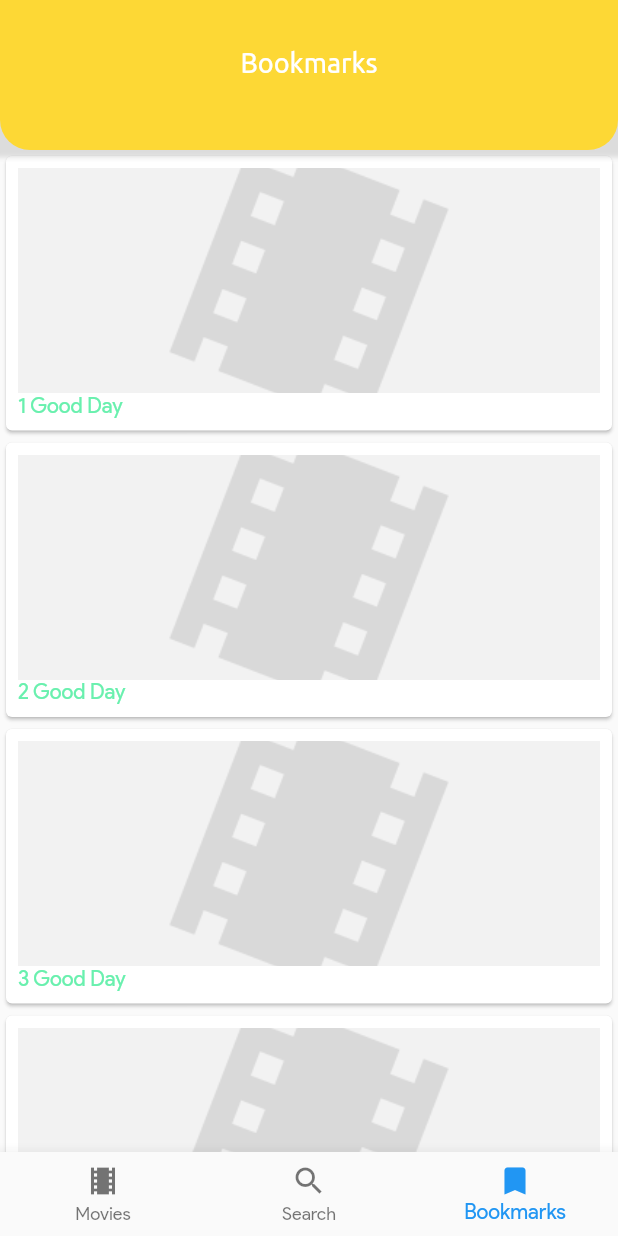
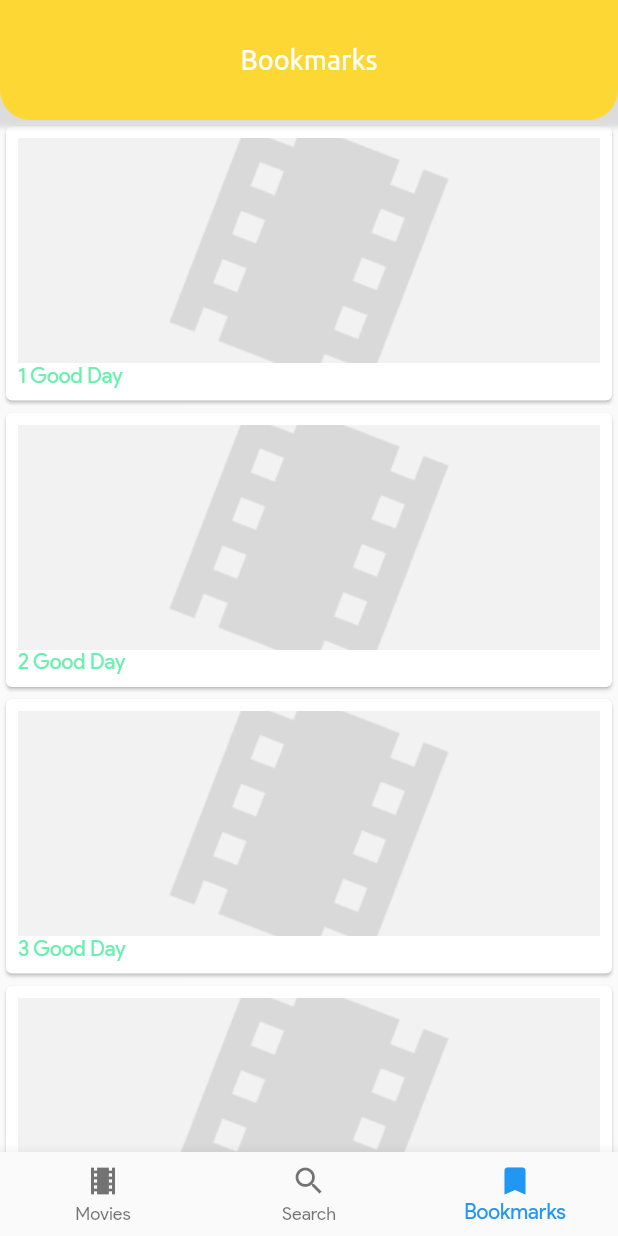
Before and after one commit to ismailnurudeen/Talita, a Flutter app: the screen it shows after launch, item 3 of the bottom bar chosen, on a phone screen of 412 x 824 dp. Run offline on Flutter 3.47's test engine with Material 2 defaults, Android fonts, the phone set to English and light mode, and no system bars; our stand-ins replace youtube_player_flutter; generated files the repository leaves out were written again; network calls fail.

```diff
--- a/lib/api.dart
+++ b/lib/api.dart
@@ -37,7 +37,7 @@ class Api {
   String getMovieVideos(String movieId) =>
       _api_base + 'movie/$movieId/videos?api_key=$_api_key&language=en-US';
 
-  String getPosterUrl({String path, String size = PosterSizes.original}) =>
+  String getImageUrl({String path, String size = PosterSizes.original}) =>
       ImageConfig.base_url + size + path;
 
   String getCastAndCrewEndPoint(String movieId) =>
--- a/lib/bookmark_page.dart
+++ b/lib/bookmark_page.dart
@@ -17,7 +17,7 @@ class BookmarkPage extends StatelessWidget {
     return Container(
       child: Card(
           child: InkWell(
-        splashColor: Color(ColorRes.lightCornYellow),
+        splashColor: ColorRes.lightCornYellow,
         onTap: () {
           print("Bookmark Clicked");
         },
@@ -33,7 +33,7 @@ class BookmarkPage extends StatelessWidget {
                 fit: BoxFit.cover,
               ),
               Text("$index Good Day",
-                  style: TextStyle(color: Color(ColorRes.greenAccent)))
+                  style: TextStyle(color:ColorRes.greenAccent))
             ],
           ),
         ),
--- a/lib/home_page.dart
+++ b/lib/home_page.dart
@@ -118,7 +118,7 @@ class _HomePageState extends State<HomePage> {
                 child: ClipRRect(
                   borderRadius: BorderRadius.all(Radius.circular(30)),
                   child: Image.network(
-                    api.getPosterUrl(
+                    api.getImageUrl(
                         path: movies[index].poster_path,
                         size: PosterSizes.w500),
                     fit: BoxFit.cover,
@@ -154,7 +154,7 @@ class _HomePageState extends State<HomePage> {
               child: ClipRRect(
                 borderRadius: BorderRadius.all(Radius.circular(30)),
                 child: Image.network(
-                  api.getPosterUrl(
+                  api.getImageUrl(
                       path: movies[index].poster_path, size: PosterSizes.w500),
                   fit: BoxFit.cover,
                   height: 200,
@@ -191,7 +191,7 @@ class _HomePageState extends State<HomePage> {
                 child: ClipRRect(
                   borderRadius: BorderRadius.all(Radius.circular(30)),
                   child: Image.network(
-                    api.getPosterUrl(
+                    api.getImageUrl(
                         path: movies[index].poster_path,
                         size: PosterSizes.w500),
                     fit: BoxFit.cover,
--- a/lib/home_page2.dart
+++ b/lib/home_page2.dart
@@ -8,6 +8,7 @@ import 'package:talita/image_config.dart';
 import 'package:talita/models/index.dart';
 import 'package:talita/movie_details_page.dart';
 import 'package:talita/resources.dart';
+import 'package:talita/search_page.dart';
 import 'models/movie.dart';
 import 'models/movie_response.dart';
 
@@ -40,7 +41,7 @@ class _HomePage2State extends State<HomePage2> {
   Widget build(BuildContext context) {
     final tabPages = <Widget>[
       _moviesTabPage(),
-      _searchTabPage(),
+      SearchPage(movies: movies),
       BookmarkPage()
     ];
 
@@ -87,7 +88,7 @@ class _HomePage2State extends State<HomePage2> {
                 fontSize: 18,
                 fontFamily: "Ubuntu",
                 fontWeight: FontWeight.bold,
-                color: Color(ColorRes.greenAccent)),
+                color: ColorRes.greenAccent),
           ),
         ),
         SizedBox(
@@ -109,7 +110,7 @@ class _HomePage2State extends State<HomePage2> {
                 fontSize: 18,
                 fontFamily: "Ubuntu",
                 fontWeight: FontWeight.bold,
-                color: Color(ColorRes.greenAccent)),
+                color: ColorRes.greenAccent),
           ),
         ),
         SizedBox(
@@ -130,7 +131,7 @@ class _HomePage2State extends State<HomePage2> {
                 fontSize: 18,
                 fontFamily: "Ubuntu",
                 fontWeight: FontWeight.bold,
-                color: Color(ColorRes.greenAccent)),
+                color: ColorRes.greenAccent),
           ),
         ),
         SizedBox(
@@ -151,7 +152,7 @@ class _HomePage2State extends State<HomePage2> {
   _searchTabPage() {
     return Container(
       child: Center(
-        child: Icon(Icons.movie_filter),
+        child: Icon(Icons.filter),
       ),
     );
   }
@@ -283,7 +284,7 @@ class _HomePage2State extends State<HomePage2> {
   getMovieImageWidget(String posterPath) {
     if (posterPath != null) {
       return Image.network(
-        api.getPosterUrl(path: posterPath, size: PosterSizes.original),
+        api.getImageUrl(path: posterPath, size: PosterSizes.original),
         fit: BoxFit.cover,
         height: 200,
       );
@@ -310,7 +311,7 @@ _buildAppBar(BuildContext context, String title) {
     preferredSize: Size(double.infinity, 200),
     child: Container(
       width: MediaQuery.of(context).size.width,
-      height: 100,
+      height: 80,
       decoration: BoxDecoration(
         boxShadow: [
           BoxShadow(
@@ -329,8 +330,8 @@ _buildAppBar(BuildContext context, String title) {
           ),
         ),
         child: SafeArea(
+            child: Center(
           child: Container(
-          margin: EdgeInsets.fromLTRB(0, 0, 0, 16),
             child: Align(
               child: Text(
                 title,
@@ -339,6 +340,7 @@ _buildAppBar(BuildContext context, String title) {
                     fontSize: 18, color: Colors.white, fontFamily: "Ubuntu"),
               ),
             ),
+          ),
         )),
       ),
     ),
--- a/lib/resources.dart
+++ b/lib/resources.dart
@@ -1,11 +1,11 @@
 import 'package:flutter/material.dart';
 
-class ColorRes{
-static const greenAccent = 0xFF69F0AE;
-static const richBlack = 0xFF042A2B;
-static const pacificBlue= 0xFF5eb1bf;
-static const florecentBlue = 0xFF54f2f2;
-static const babyPowder = 0xFFfcfcfc;
-static const cornYellow = 0xFFf6e654;
-static const lightCornYellow = 0xFFf7e864;
+class ColorRes {
+  static const greenAccent = Color(0xFF69F0AE);
+  static const richBlack = Color(0xFF042A2B);
+  static const pacificBlue = Color(0xFF5eb1bf);
+  static const florecentBlue = Color(0xFF54f2f2);
+  static const babyPowder = Color(0xFFfcfcfc);
+  static const cornYellow = Color(0xFFf6e654);
+  static const lightCornYellow = Color(0xFFf7e864);
 }
--- a/pubspec.yaml
+++ b/pubspec.yaml
@@ -16,7 +16,7 @@ dependencies:
   intl: 0.16.1
   youtube_player_flutter: ^6.1.0+7
   flutter_staggered_grid_view: ^0.3.0
-  url_launcher: ^5.4.5
+  # url_launcher: ^5.4.5
 
 dev_dependencies:
   flutter_test:
@@ -33,7 +33,7 @@ flutter:
   assets:
    - images/movie-placeholder.gif
    - images/imdb.png
-   - images/imdb-logo.png
+   - images/cast_placeholder.png
 
   fonts:
     - family: ProductSans
```
Also changed, not shown: lib/movie_details_page.dart (+67 -31 lines), lib/search_page.dart (added, +174 -0 lines), images/cast_placeholder.png (added), images/imdb-logo.png (deleted), pubspec.lock. Lines whose indentation alone changed are shown as unchanged.
